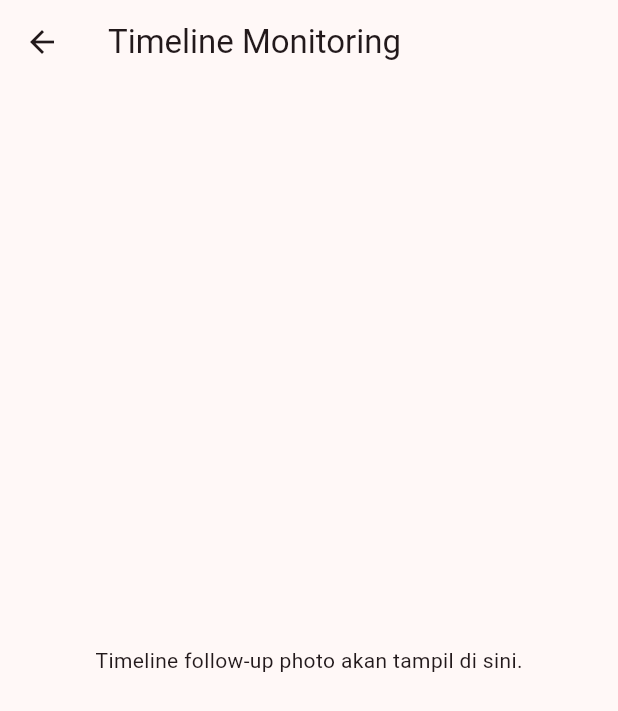
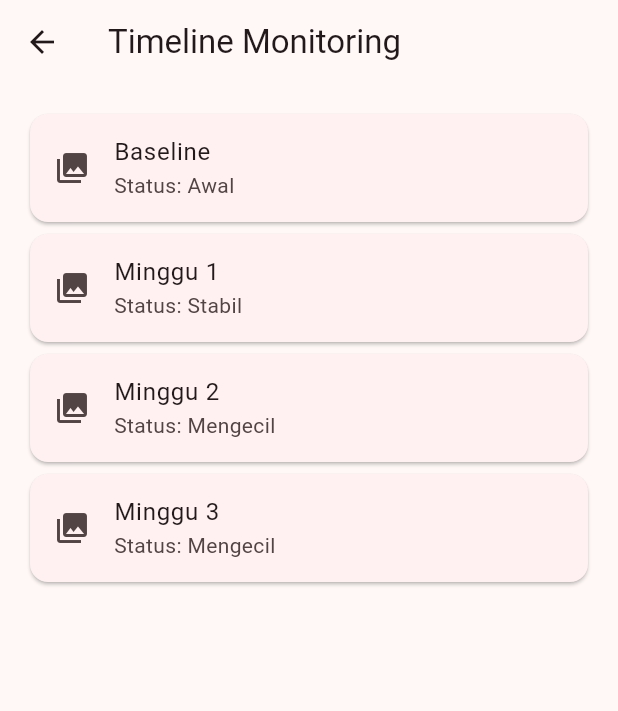
Before and after one commit to mcieyelashes-boop/hematrack1, a Flutter app: the TimelineScreen screen opened directly, on a phone screen of 412 x 824 dp. Shown: the top 711 px of the screen. Run offline on Flutter 3.47's test engine with Material 3 defaults, Android fonts, the phone set to English and light mode, and no system bars.

Commit message:
Enhance timeline screen with monitoring history list

```diff
--- a/lib/screens/timeline_screen.dart
+++ b/lib/screens/timeline_screen.dart
@@ -5,10 +5,28 @@ class TimelineScreen extends StatelessWidget {
 
   @override
   Widget build(BuildContext context) {
+    final mockData = [
+      {'week': 'Baseline', 'status': 'Awal'},
+      {'week': 'Minggu 1', 'status': 'Stabil'},
+      {'week': 'Minggu 2', 'status': 'Mengecil'},
+      {'week': 'Minggu 3', 'status': 'Mengecil'},
+    ];
+
     return Scaffold(
       appBar: AppBar(title: const Text('Timeline Monitoring')),
-      body: const Center(
-        child: Text('Timeline follow-up photo akan tampil di sini.'),
+      body: ListView.builder(
+        padding: const EdgeInsets.all(16),
+        itemCount: mockData.length,
+        itemBuilder: (context, index) {
+          final item = mockData[index];
+          return Card(
+            child: ListTile(
+              leading: const Icon(Icons.photo_library),
+              title: Text(item['week']!),
+              subtitle: Text('Status: ${item['status']}'),
+            ),
+          );
+        },
       ),
     );
   }
```
